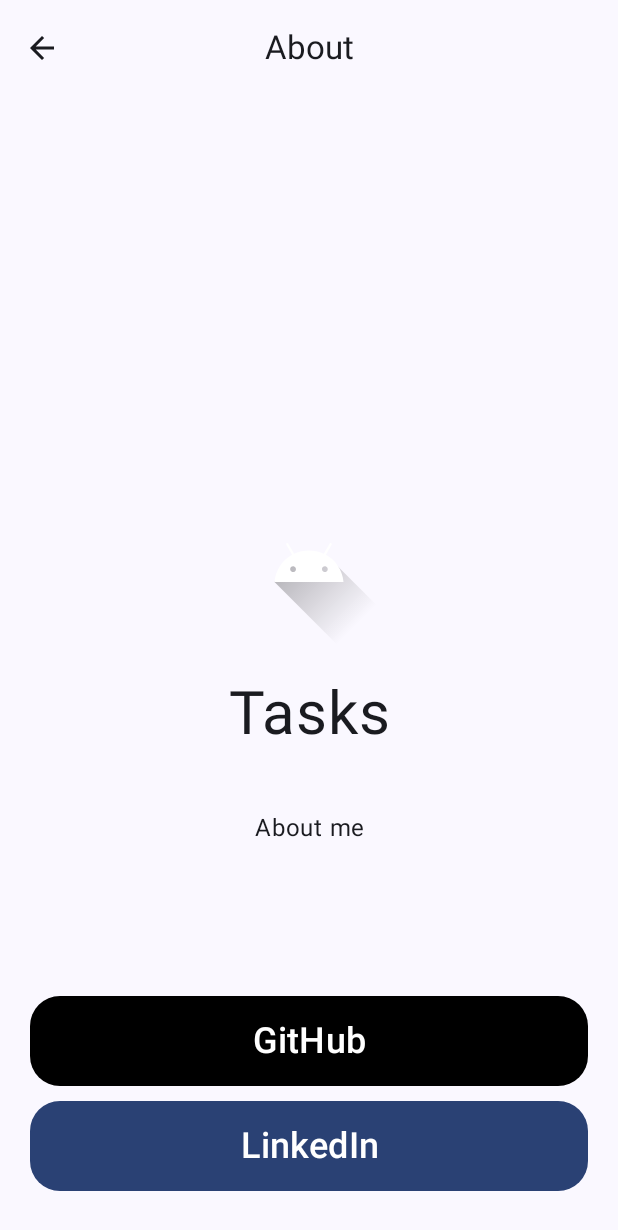
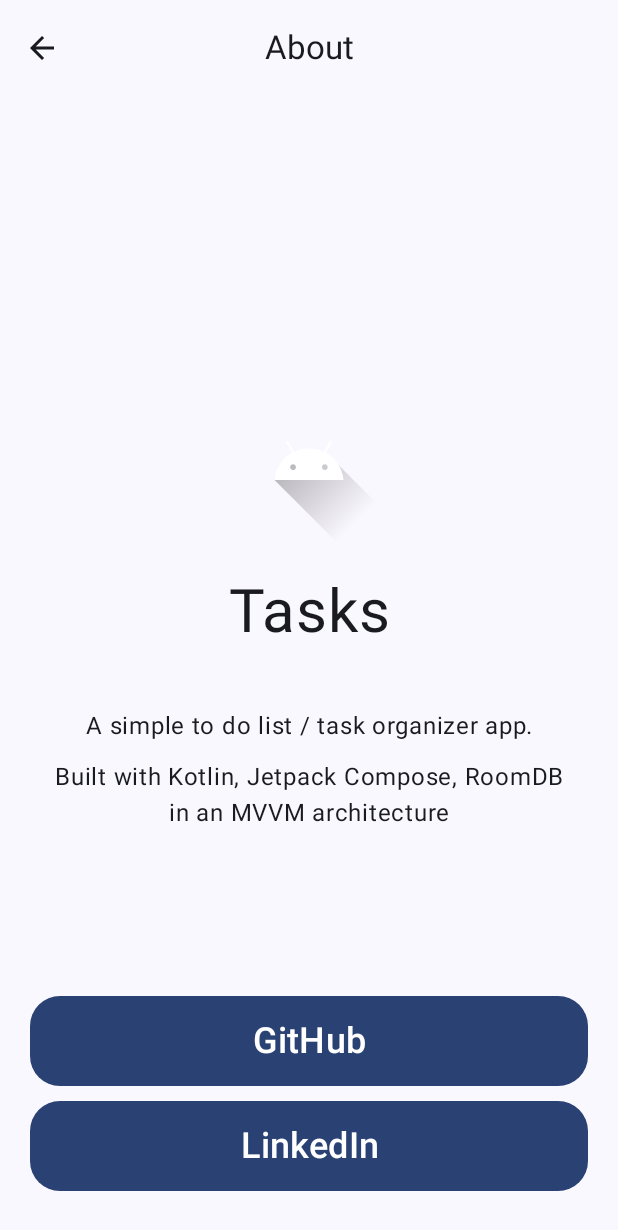
Before and after one commit to MadhavJai007/the-task-organizer, an Android app built with Jetpack Compose: the screen it shows after launch (MainActivity), after a tap on "about", on a phone screen of 412 x 824 dp. Shown: the top 1230 px of the screen. Run offline under Robolectric (Android 15) with nearby library versions, the phone set to English and light mode, and no system bars; our stand-ins replace Room's generated code; Roboto replaces fonts that are not available here.

Commit message:
adjustements to ui

```diff
--- a/app/src/main/java/com/example/taskorganizaer/ui/presentation/aboutScreen/AboutScreen.kt
+++ b/app/src/main/java/com/example/taskorganizaer/ui/presentation/aboutScreen/AboutScreen.kt
@@ -68,19 +68,28 @@ fun AboutScreen(
                     modifier = Modifier.fillMaxWidth(),
                     color = MaterialTheme.colorScheme.onSurface,
                     textAlign = TextAlign.Center,
-                    text = "Tasks",
+                    text = stringResource(R.string.app_title),
 //                    fontFamily = FontFamily(Font(R.font.playfair_display_regular)),
                     fontSize = 40.sp
                 )
                 Spacer(modifier = Modifier.height(40.dp))
 
                 Text(
-                    text = "About me",
+                    text = stringResource(R.string.app_desc),
                     textAlign = TextAlign.Center,
                     color = MaterialTheme.colorScheme.onSurface,
                     modifier = Modifier
                         .fillMaxWidth()
                         .padding(10.dp, 0.dp),
+//                    fontFamily = FontFamily(Font(R.font.playfair_display_regular))
+                )
+                Text(
+                    text = stringResource(R.string.built_with_desc),
+                    textAlign = TextAlign.Center,
+                    color = MaterialTheme.colorScheme.onSurface,
+                    modifier = Modifier
+                        .fillMaxWidth()
+                        .padding(10.dp, 10.dp),
 //                    fontFamily = FontFamily(Font(R.font.playfair_display_regular))
                 )
                 Spacer(modifier = Modifier.height(100.dp))
@@ -90,7 +99,7 @@ fun AboutScreen(
                         .fillMaxWidth()
                         .height(60.dp),
                     colors = ButtonDefaults.buttonColors(
-                        containerColor = Color.Black,
+//                        containerColor = Color.Black,
                         contentColor = Color.White),
                     shape = RoundedCornerShape(20.dp),
 
--- a/app/src/main/java/com/example/taskorganizaer/ui/presentation/homeScreen/HomeScreen.kt
+++ b/app/src/main/java/com/example/taskorganizaer/ui/presentation/homeScreen/HomeScreen.kt
@@ -78,7 +78,7 @@ fun HomeScreen(
             LazyColumn(
                 modifier = Modifier
                     .fillMaxSize()
-                    .padding(0.dp, 20.dp, 0.dp, 0.dp)
+                    .padding(0.dp, 70.dp, 0.dp, 0.dp)
             ) {
                 if (notesModel.isNotEmpty()) {
                     items(notesModel) { noteModel ->
--- a/app/src/main/java/com/example/taskorganizaer/ui/presentation/homeScreen/HomeTopBar.kt
+++ b/app/src/main/java/com/example/taskorganizaer/ui/presentation/homeScreen/HomeTopBar.kt
@@ -27,7 +27,7 @@ fun HomeTopBar(
     CenterAlignedTopAppBar(
         title = {
             Text(
-                "Journal", //stringResource(R.string.app_name),
+                stringResource(R.string.app_title),
 //                fontFamily = FontFamily(Font(R.font.playfair_display_regular)),
             )
         },
--- a/app/src/main/res/values/strings.xml
+++ b/app/src/main/res/values/strings.xml
@@ -1,3 +1,6 @@
 <resources>
     <string name="app_name">TaskOrganizaer</string>
+    <string name="app_title">Tasks</string>
+    <string name="built_with_desc">Built with Kotlin, Jetpack Compose, RoomDB in an MVVM architecture</string>
+    <string name="app_desc">A simple to do list / task organizer app.</string>
 </resources>
```
